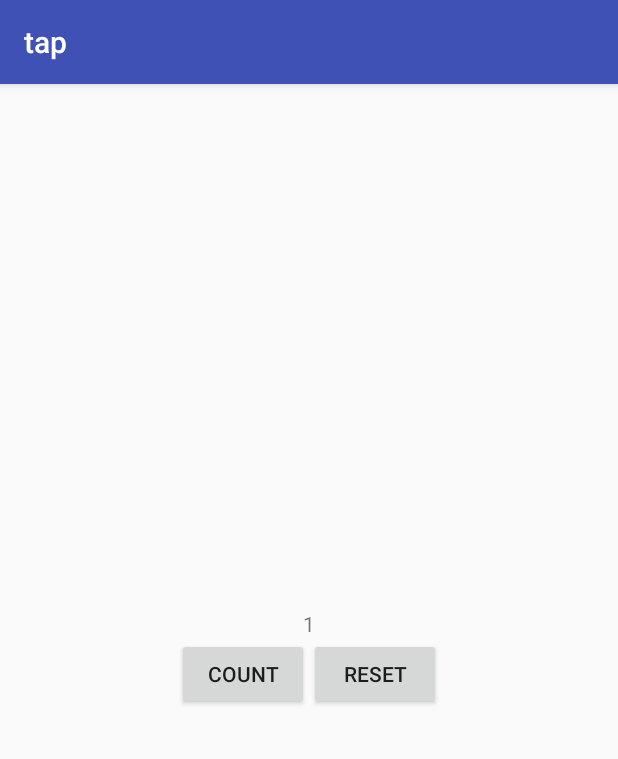
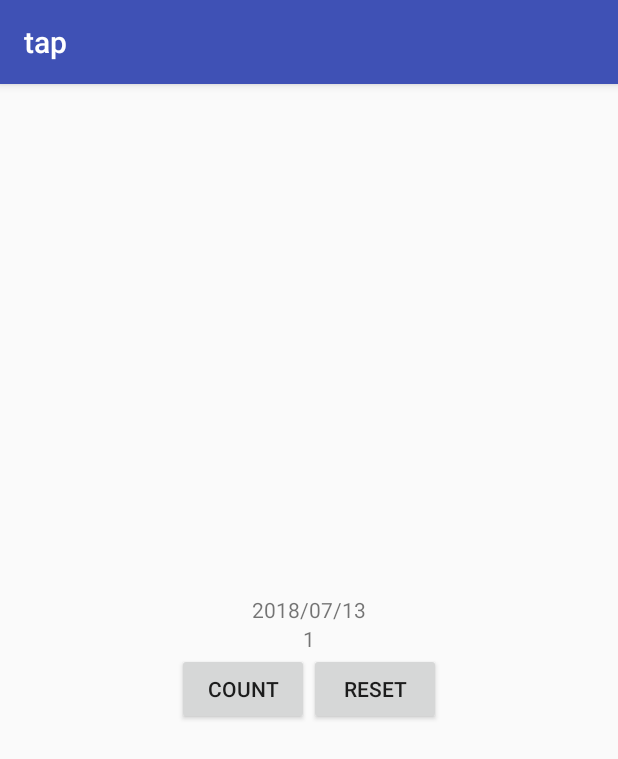
Before and after one commit to Omega014/tap, an Android app: the screen it shows after launch (MainActivity), after a tap on "COUNT", on a phone screen of 412 x 824 dp. Shown: the top 759 px of the screen. Run offline under Robolectric (Android 15) with nearby library versions, the phone set to English and light mode, and no system bars.

Commit message:
add date and thread

```diff
--- a/app/src/main/java/com/example/mitsukisugiya/tap/MainActivity.kt
+++ b/app/src/main/java/com/example/mitsukisugiya/tap/MainActivity.kt
@@ -5,6 +5,14 @@ import android.os.Bundle
 import android.view.View
 import android.widget.Button
 import android.widget.TextView
+import android.util.Log
+
+import java.text.SimpleDateFormat
+import java.util.Date
+
+import java.lang.Thread.sleep
+import kotlin.concurrent.thread
+
 
 class MainActivity : AppCompatActivity() {
 
@@ -12,18 +20,42 @@ class MainActivity : AppCompatActivity() {
         super.onCreate(savedInstanceState)
         setContentView(R.layout.activity_main)
 
+
+        // date
+        val date: Date = Date()
+        val df = SimpleDateFormat("yyyy/MM/dd")
+        val date_view: TextView = this.findViewById(R.id.date)
+        date_view.text = df.format(date)
+
+
         val count_button: Button = this.findViewById(R.id.count)
         val reset_button: Button = this.findViewById(R.id.reset)
         val text: TextView = this.findViewById(R.id.result)
 
+
+        // start loop log
+        thread { count_loop() }
+
         var count = 0
         count_button.setOnClickListener { view: View? ->
-            count += 1
-            text.text = count.toString()
+            thread {
+                count += 1
+                text.text = count.toString()
+            }
         }
         reset_button.setOnClickListener { view: View? ->
             text.text = this.getString(R.string.initial_text)
             count = 0
         }
+
+    }
+
+    private fun count_loop(){
+        do {
+            for (i in 1..100) {
+                Log.d("MainActivity", i.toString())
+                sleep(1000)
+            }
+        } while(true)
     }
 }
--- a/app/src/main/res/layout/activity_main.xml
+++ b/app/src/main/res/layout/activity_main.xml
@@ -8,6 +8,13 @@
     android:layout_height="match_parent"
     android:orientation="vertical"
     android:gravity="center">
+
+    <TextView
+        android:id="@+id/date"
+        android:layout_width="match_parent"
+        android:layout_height="wrap_content"
+        android:text="@string/date"
+        android:textAlignment="center"/>
 
     <TextView
         android:id="@+id/result"
--- a/app/src/main/res/values/strings.xml
+++ b/app/src/main/res/values/strings.xml
@@ -3,4 +3,6 @@
     <string name="count_label">Count</string>
     <string name="reset_label">Reset</string>
     <string name="initial_text">0</string>
+
+    <string name="date">aaa</string>
 </resources>
```
